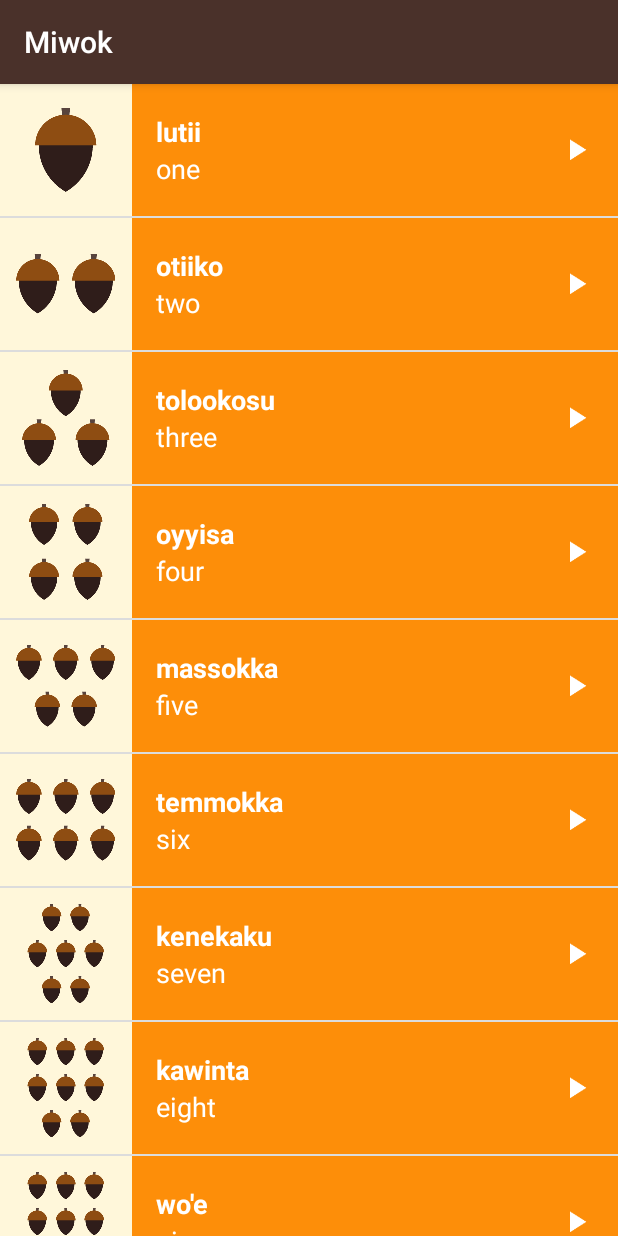
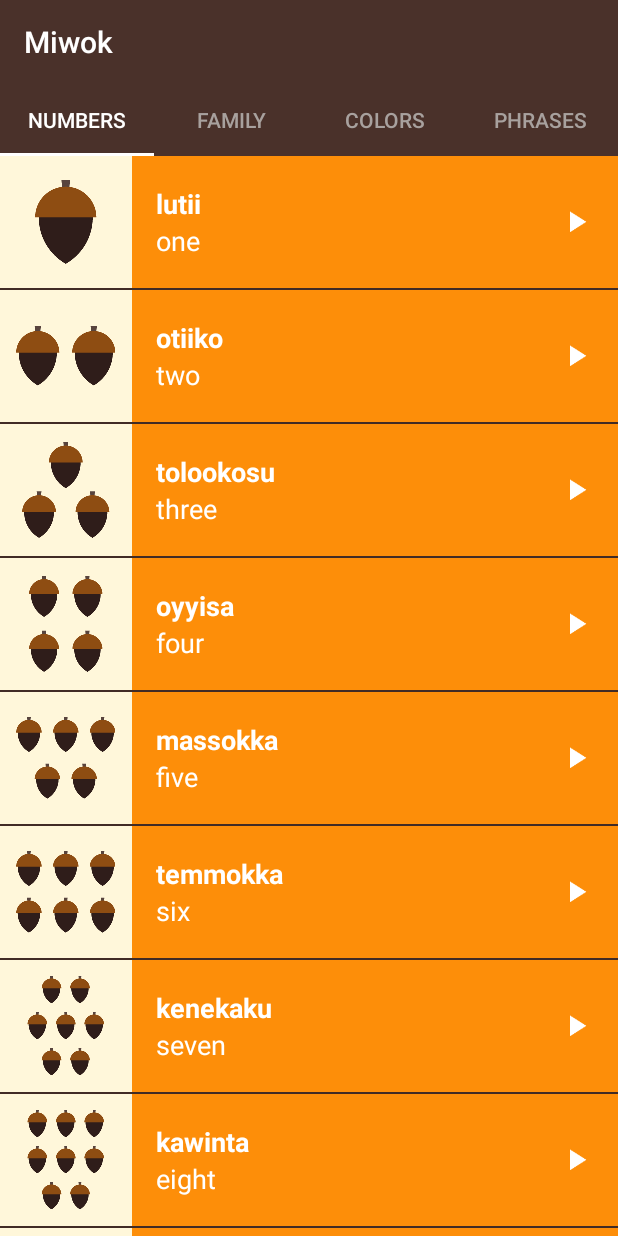
Before and after one commit to ydxb7/Miwok_Fragment, an Android app: the screen it shows after launch (MainActivity), on a phone screen of 412 x 824 dp. Run offline under Robolectric (Android 15) with nearby library versions, the phone set to English and light mode, and no system bars.

Commit message:
添加标签页tab

```diff
--- a/app/build.gradle
+++ b/app/build.gradle
@@ -23,6 +23,7 @@ dependencies {
     implementation 'com.android.support:appcompat-v7:28.0.0'
     implementation 'com.android.support.constraint:constraint-layout:1.1.3'
     implementation 'com.android.support:support-v4:28.0.0'
+    implementation 'com.android.support:design:28.0.0'
     testImplementation 'junit:junit:4.12'
     androidTestImplementation 'com.android.support.test:runner:1.0.2'
     androidTestImplementation 'com.android.support.test.espresso:espresso-core:3.0.2'
--- a/app/src/main/java/ai/tomorrow/miwok/MainActivity.java
+++ b/app/src/main/java/ai/tomorrow/miwok/MainActivity.java
@@ -16,6 +16,7 @@
 package ai.tomorrow.miwok;
 
 import android.os.Bundle;
+import android.support.design.widget.TabLayout;
 import android.support.v4.view.ViewPager;
 import android.support.v7.app.AppCompatActivity;
 
@@ -36,6 +37,11 @@ public class MainActivity extends AppCompatActivity {
         // Set the adapter onto the view pager
         viewPager.setAdapter(adapter);
 
+        // Give the TabLayout the ViewPager
+        TabLayout tabLayout = (TabLayout) findViewById(R.id.sliding_tabs);
+        tabLayout.setupWithViewPager(viewPager);
+        getSupportActionBar().setElevation(0);
+
     }
 
 }
--- a/app/src/main/java/ai/tomorrow/miwok/SimpleFragmentPagerAdapter.java
+++ b/app/src/main/java/ai/tomorrow/miwok/SimpleFragmentPagerAdapter.java
@@ -5,6 +5,9 @@ import android.support.v4.app.FragmentManager;
 import android.support.v4.app.FragmentPagerAdapter;
 
 public class SimpleFragmentPagerAdapter extends FragmentPagerAdapter {
+    private String tabTitles[] = new String[] { "Numbers", "Family", "Colors", "Phrases"}; // tab内容
+    final int PAGE_COUNT = 4;
+
     public SimpleFragmentPagerAdapter(FragmentManager fm) {
         super(fm);
     }
@@ -24,6 +27,11 @@ public class SimpleFragmentPagerAdapter extends FragmentPagerAdapter {
 
     @Override
     public int getCount() {
-        return 4;
+        return PAGE_COUNT;
     }
+    @Override
+    public CharSequence getPageTitle(int position) {
+        return tabTitles[position]; // 加上tab
+    }
+
 }
--- a/app/src/main/res/layout/activity_main.xml
+++ b/app/src/main/res/layout/activity_main.xml
@@ -1,7 +1,17 @@
 <?xml version="1.0" encoding="utf-8"?>
 <LinearLayout xmlns:android="http://schemas.android.com/apk/res/android"
-    android:orientation="vertical" android:layout_width="match_parent"
-    android:layout_height="match_parent">
+    xmlns:app="http://schemas.android.com/apk/res-auto"
+    android:orientation="vertical"
+    android:layout_width="match_parent"
+    android:layout_height="match_parent"
+    android:background="@color/primary_color">
+
+    <android.support.design.widget.TabLayout
+        android:id="@+id/sliding_tabs"
+        style="@style/CategoryTab"
+        android:layout_width="match_parent"
+        android:layout_height="wrap_content"
+        app:tabMode="fixed" />
 
     <android.support.v4.view.ViewPager
         android:id="@+id/viewpager"
--- a/app/src/main/res/values/styles.xml
+++ b/app/src/main/res/values/styles.xml
@@ -18,7 +18,10 @@
     <style name="AppTheme" parent="Theme.AppCompat.Light.DarkActionBar">
         <item name="colorPrimary">@color/primary_color</item>
         <item name="colorPrimaryDark">@color/primary_dark_color</item>
+        <item name="android:windowContentOverlay">@null</item>
+        <item name="elevation">0dp</item>
     </style>
+
 
     <!-- Style for a category of vocabulary words -->
     <style name="CategoryStyle">
@@ -30,4 +33,15 @@
         <item name="android:textStyle">bold</item>
         <item name="android:textAppearance">?android:textAppearanceMedium</item>
     </style>
+    <!-- Style for a tab that displays a category name -->
+    <style name="CategoryTab" parent="Widget.Design.TabLayout">
+        <item name="tabIndicatorColor">@android:color/white</item>
+        <item name="tabSelectedTextColor">@android:color/white</item>
+        <item name="tabTextAppearance">@style/CategoryTabTextAppearance</item>
+    </style>
+
+    <!-- Text appearance style for a category tab -->
+    <style name="CategoryTabTextAppearance" parent="TextAppearance.Design.Tab">
+        <item name="android:textColor">#A8A19E</item>
+    </style>
 </resources>
```
Also changed, not shown: 3 other files.
